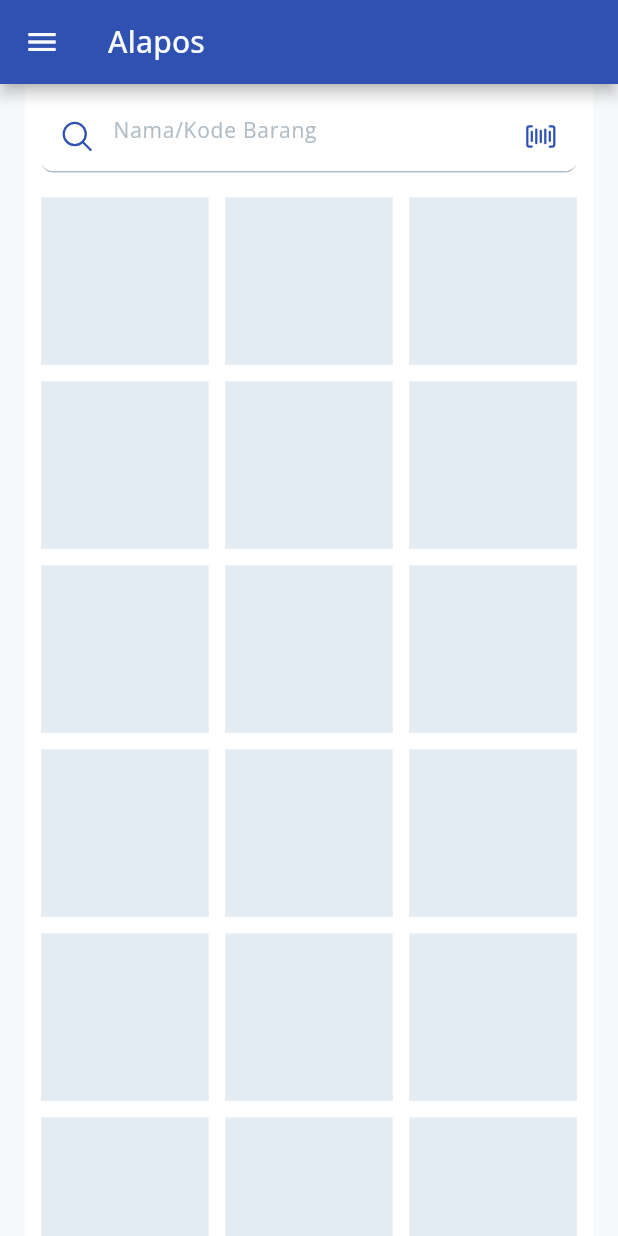
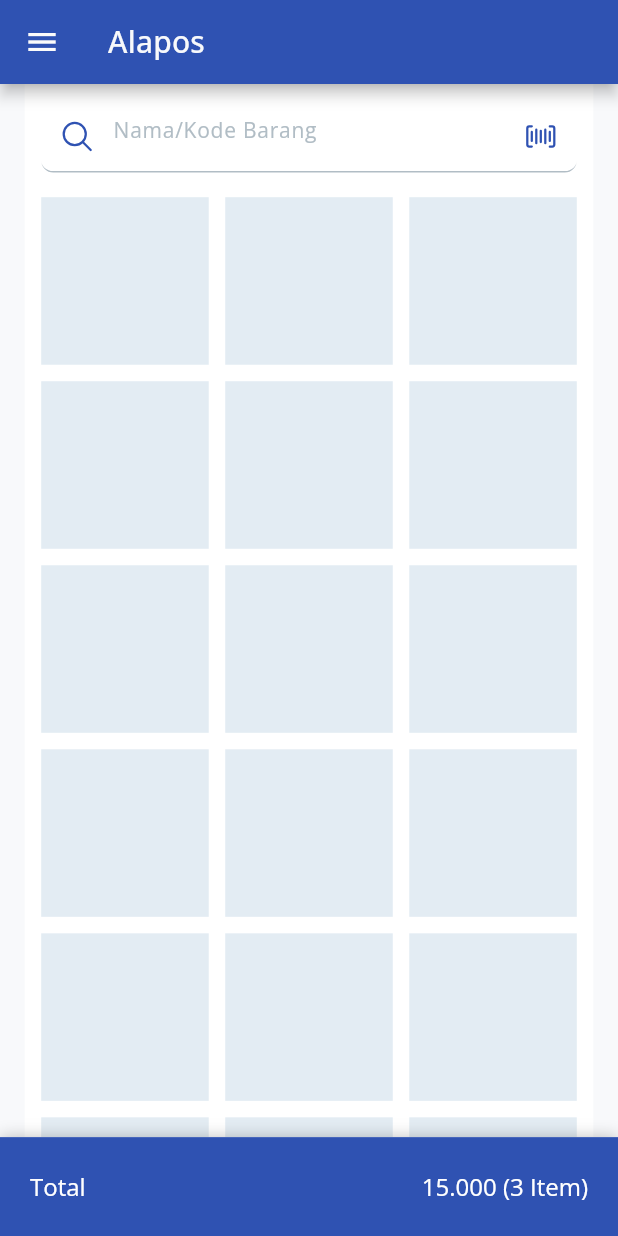
Before and after one commit to ghonijee/ala-pos-mobile-v2, a Flutter app: the PosScreen screen opened directly, on a phone screen of 412 x 824 dp. Run offline on Flutter 3.47's test engine with Material 2 defaults, Android fonts, the phone set to English and light mode, and no system bars; drawn by our look-alikes of sliding_up_panel; our stand-ins replace bloc, dartz, device_info_plus, dio, flutter_bloc, flutter_dotenv and 12 more; accounts and stored records are empty.

Commit message:
add screen cart

```diff
--- a/lib/presentation/pages/pos/screen/pos_screen.dart
+++ b/lib/presentation/pages/pos/screen/pos_screen.dart
@@ -7,6 +7,9 @@ import 'package:flutter/material.dart';
 import 'package:flutter_hooks/flutter_hooks.dart';
 import 'package:ionicons/ionicons.dart';
 import 'package:sizer/sizer.dart';
+import 'package:sliding_up_panel/sliding_up_panel.dart';
+
+import '../widgets/cart_widget.dart';
 
 class PosScreen extends HookWidget {
   const PosScreen({Key? key}) : super(key: key);
@@ -19,8 +22,8 @@ class PosScreen extends HookWidget {
       appBar: AppBar(
         title: Text("Alapos"),
       ),
-      body: SingleChildScrollView(
-        child: GestureDetector(
+      body: SlidingUpPanel(
+        body: GestureDetector(
           onTap: () {
             FocusScopeNode currentFocus = FocusScope.of(context);
             if (!currentFocus.hasPrimaryFocus) {
@@ -67,6 +70,7 @@ class PosScreen extends HookWidget {
                 ),
                 Expanded(
                   child: GridView.builder(
+                      itemCount: 20,
                       gridDelegate: SliverGridDelegateWithFixedCrossAxisCount(
                         crossAxisCount: 3,
                         crossAxisSpacing: AppSpacings.s.sp,
@@ -75,11 +79,48 @@ class PosScreen extends HookWidget {
                       itemBuilder: (context, index) {
                         return ProductContainer();
                       }),
-                )
+                ),
+                // Expanded(
+                //   child: Column(
+                //     mainAxisAlignment: MainAxisAlignment.center,
+                //     children: [
+                //       Icon(
+                //         Ionicons.cube_outline,
+                //         size: 40,
+                //       ),
+                //       SizedBox(
+                //         height: AppSpacings.m,
+                //       ),
+                //       Text(
+                //         "Silahkan\nScan / Cari Produk",
+                //         style: Theme.of(context).textTheme.bodyText2,
+                //         textAlign: TextAlign.center,
+                //       ),
+                //     ],
+                //   ),
+                // )
               ],
             ),
           ),
         ),
+        collapsed: Container(
+          padding: EdgeInsets.symmetric(horizontal: AppSpacings.xl),
+          width: 100.w,
+          height: 8.h,
+          decoration: BoxDecoration(
+            color: Theme.of(context).primaryColor,
+          ),
+          child: Row(
+            mainAxisAlignment: MainAxisAlignment.spaceBetween,
+            children: [
+              Text("Total ", style: Theme.of(context).primaryTextTheme.titleMedium),
+              Text("15.000 (3 Item)", style: Theme.of(context).primaryTextTheme.titleMedium),
+            ],
+          ),
+        ),
+        maxHeight: 100.h,
+        minHeight: true ? 8.h : 0,
+        panel: CartWidget(),
       ),
     );
   }
--- /dev/null
+++ b/lib/presentation/pages/pos/widgets/cart_widget.dart
@@ -0,0 +1,146 @@
+import 'package:core/core.dart';
+import 'package:flutter/material.dart';
+import 'package:ionicons/ionicons.dart';
+import 'package:sizer/sizer.dart';
+
+class CartWidget extends StatelessWidget {
+  const CartWidget({Key? key}) : super(key: key);
+
+  @override
+  Widget build(BuildContext context) {
+    return Container(
+      width: 100.w,
+      height: 100.h,
+      decoration: BoxDecoration(color: Theme.of(context).colorScheme.surface),
+      child: Column(
+        children: [
+          Padding(
+            padding: const EdgeInsets.all(AppSpacings.m),
+            child: Text(
+              "Keranjang Belanjaan",
+              style: Theme.of(context).textTheme.titleMedium,
+            ),
+          ),
+          Divider(
+            height: AppSpacings.m,
+          ),
+          Container(
+            height: 55.h,
+            child: ListView.builder(
+                shrinkWrap: false,
+                itemCount: 10,
+                itemBuilder: (context, index) {
+                  return ListTile(
+                    contentPadding: EdgeInsets.symmetric(
+                      horizontal: AppSpacings.m.sp,
+                    ),
+                    title: Text("Pensil $index"),
+                    subtitle: Text(
+                      "5.000",
+                      style: Theme.of(context).textTheme.caption,
+                    ),
+                    trailing: Container(
+                      width: 20.w,
+                      height: 10.h,
+                      child: Row(
+                        mainAxisAlignment: MainAxisAlignment.spaceAround,
+                        children: [
+                          Icon(Ionicons.add_circle_outline),
+                          Text("1"),
+                          Icon(Ionicons.remove_circle_outline),
+                        ],
+                      ),
+                    ),
+                  );
+                }),
+          ),
+          Divider(
+            height: AppSpacings.m,
+          ),
+          Container(
+            constraints: BoxConstraints(minHeight: 8.h),
+            padding: EdgeInsets.symmetric(
+              horizontal: AppSpacings.m.sp,
+              vertical: AppSpacings.s.sp,
+            ),
+            child: Column(
+              mainAxisAlignment: MainAxisAlignment.start,
+              children: [
+                Row(
+                  mainAxisAlignment: MainAxisAlignment.spaceBetween,
+                  children: [
+                    Text(
+                      "Subotal",
+                      style: Theme.of(context).textTheme.bodyMedium,
+                    ),
+                    Text(
+                      "50.000",
+                      style: Theme.of(context).textTheme.bodyLarge,
+                    ),
+                  ],
+                ),
+                SizedBox(
+                  height: AppSpacings.s.sp,
+                ),
+                Row(
+                  mainAxisAlignment: MainAxisAlignment.spaceBetween,
+                  children: [
+                    Text(
+                      "Discount",
+                      style: Theme.of(context).textTheme.bodyMedium,
+                    ),
+                    Text(
+                      "10.000",
+                      style: Theme.of(context).textTheme.bodyLarge,
+                    ),
+                  ],
+                ),
+                SizedBox(
+                  height: AppSpacings.s.sp,
+                ),
+                Row(
+                  mainAxisAlignment: MainAxisAlignment.spaceBetween,
+                  children: [
+                    Text(
+                      "Total",
+                      style: Theme.of(context).textTheme.bodyMedium!.copyWith(fontWeight: FontWeight.bold),
+                    ),
+                    Text(
+                      "40.000",
+                      style: Theme.of(context).textTheme.bodyLarge!.copyWith(fontWeight: FontWeight.bold),
+                    ),
+                  ],
+                )
+              ],
+            ),
+          ),
+          Divider(
+            height: AppSpacings.m,
+          ),
+          Container(
+            padding: EdgeInsets.symmetric(
+              horizontal: AppSpacings.m.sp,
+              vertical: AppSpacings.m.sp,
+            ),
+            child: Column(
+              children: [
+                ElevatedButton(
+                  style: ElevatedButton.styleFrom(
+                    minimumSize: Size.fromHeight(40.sp),
+                  ),
+                  onPressed: () {
+                    //
+                  },
+                  child: Text(
+                    "Lanjut Pembayaran",
+                    style: Theme.of(context).primaryTextTheme.button,
+                  ),
+                ),
+              ],
+            ),
+          )
+        ],
+      ),
+    );
+  }
+}
```
